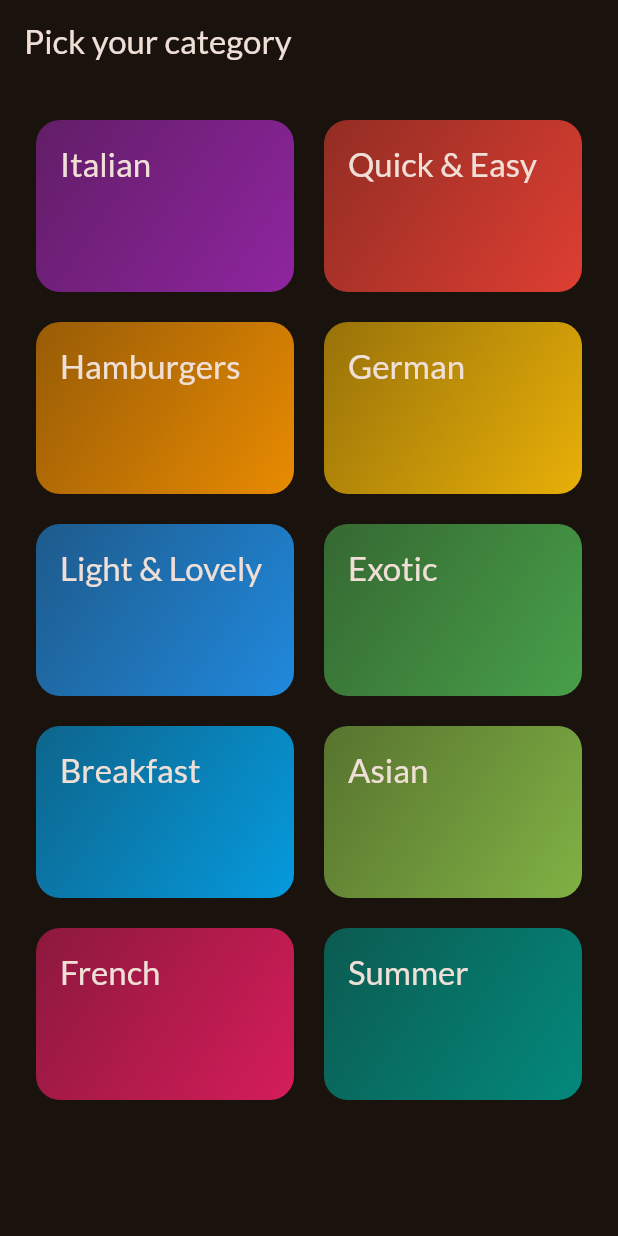
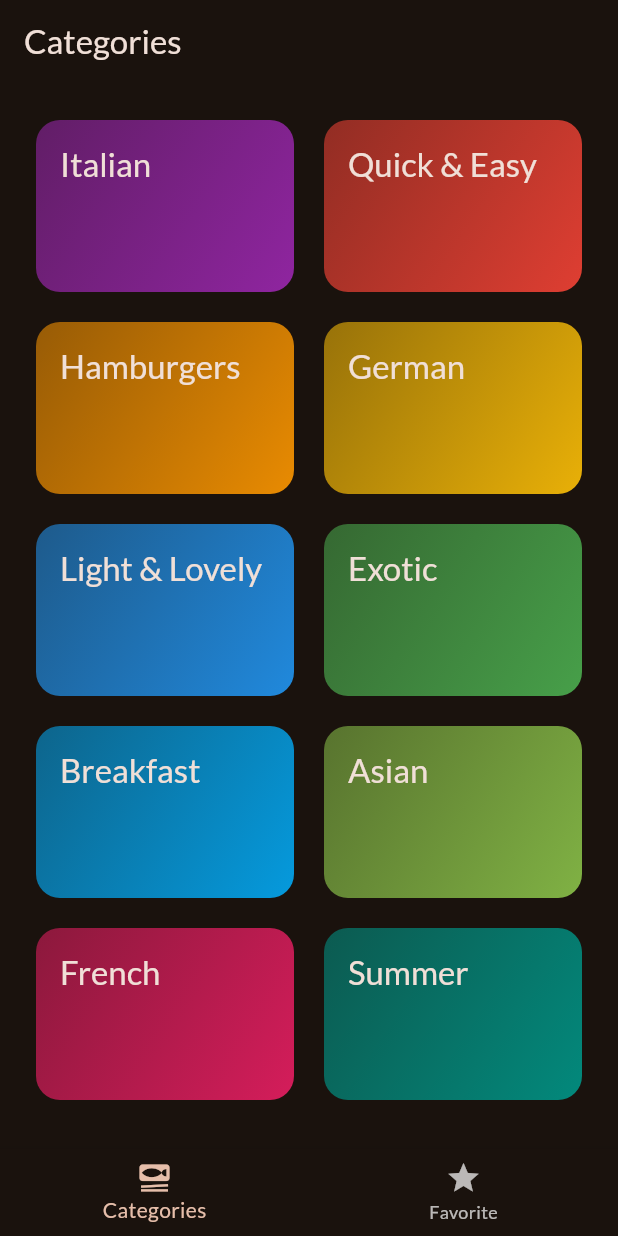
Before and after one commit to KotenkoNata/flutter_dart_course, a Flutter app: the screen it shows after launch, on a phone screen of 412 x 824 dp. Run offline on Flutter 3.47's test engine with Material 3 defaults, Android fonts, the light colour scheme and no system bars; our stand-ins replace google_fonts, transparent_image.

Commit message:
feat: Adding Tab-based Navigation

```diff
--- a/lib/main.dart
+++ b/lib/main.dart
@@ -1,7 +1,7 @@
 import 'package:flutter/material.dart';
+import 'package:flutter_dart_course/screens/tabs.dart';
 
 import 'package:google_fonts/google_fonts.dart';
-import 'package:flutter_dart_course/screens/categories.dart';
 
 final theme = ThemeData(
   useMaterial3: true,
@@ -23,7 +23,7 @@
   Widget build(BuildContext context) {
     return MaterialApp(
         theme: theme,
-        home: const CategoriesScreen(),
+        home: const TabsScreen(),
     );
   }
 }
--- a/lib/screens/categories.dart
+++ b/lib/screens/categories.dart
@@ -18,11 +18,7 @@
 
   @override
   Widget build(BuildContext context) {
-    return Scaffold(
-      appBar: AppBar(
-        title: const Text('Pick your category'),
-      ),
-      body: GridView(
+    return GridView(
         padding: const EdgeInsets.all(24),
         gridDelegate: const SliverGridDelegateWithFixedCrossAxisCount(
             crossAxisCount: 2,
@@ -36,7 +32,6 @@
               _selectCategory(context, category);
             },)
         ],
-      ),
     );
   }
 }
--- /dev/null
+++ b/lib/screens/tabs.dart
@@ -0,0 +1,49 @@
+import 'package:flutter/material.dart';
+import 'package:flutter_dart_course/screens/categories.dart';
+import 'package:flutter_dart_course/screens/meals.dart';
+
+class TabsScreen extends StatefulWidget{
+  const TabsScreen({super.key});
+
+  @override
+  State<TabsScreen> createState() {
+    return _TabsScreen();
+  }
+}
+
+class _TabsScreen extends State<TabsScreen>{
+  int _selectedPageIndex = 0;
+
+  void _selectPage(int index){
+    setState(() {
+      _selectedPageIndex = index;
+    });
+  }
+
+
+  @override
+  Widget build(BuildContext context) {
+    Widget activePage = const CategoriesScreen();
+    var activePageTitle = 'Categories';
+
+    if(_selectedPageIndex == 1){
+      activePage = MealsScreen(meals: []);
+      activePageTitle = 'Your Favorites';
+    }
+
+    return Scaffold(
+      appBar: AppBar(
+        title: Text(activePageTitle),
+      ),
+      body: activePage,
+      bottomNavigationBar: BottomNavigationBar(
+        onTap: _selectPage,
+        currentIndex: _selectedPageIndex,
+        items: const [
+          BottomNavigationBarItem(icon: Icon(Icons.set_meal), label: 'Categories'),
+          BottomNavigationBarItem(icon: Icon(Icons.star), label: 'Favorite'),
+        ],
+      ),
+    );
+  }
+}
```
Also changed, not shown: lib/screens/meals.dart (+8 -3 lines).
